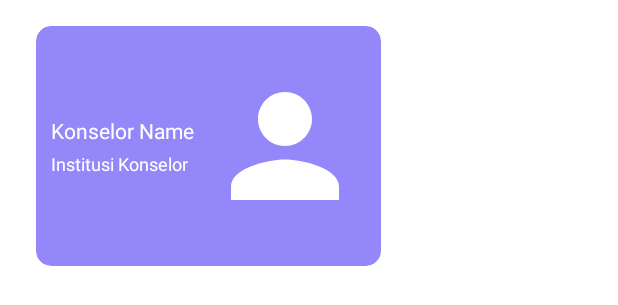
After one commit to AdhimBagas/Konseling--Apps-Report, an Android app: the layout item_list_konselor_home.xml on its own in the app's theme, with its tools: preview values and no code run, on a phone screen of 412 x 824 dp. The commit adds this screen. Shown: the top 305 px of the screen. Run offline under Robolectric (Android 15) with nearby library versions, the phone set to English and light mode, and no system bars; network calls fail; Roboto replaces fonts that are not available here.

Commit message:
added recyclerview on homeFragment, and inflate item_list_konselor to fragment home

```diff
--- a/app/src/main/res/layout/fragment_home.xml
+++ b/app/src/main/res/layout/fragment_home.xml
@@ -1,14 +1,13 @@
 <?xml version="1.0" encoding="utf-8"?>
-<FrameLayout xmlns:android="http://schemas.android.com/apk/res/android"
+
+<androidx.constraintlayout.widget.ConstraintLayout
+    android:layout_width="match_parent"
+    android:layout_height="wrap_content"
+    xmlns:android="http://schemas.android.com/apk/res/android"
     xmlns:app="http://schemas.android.com/apk/res-auto"
     xmlns:tools="http://schemas.android.com/tools"
-    android:layout_width="match_parent"
-    android:layout_height="match_parent"
-    tools:context=".ui.HomeFragment">
-
-    <androidx.constraintlayout.widget.ConstraintLayout
-        android:layout_width="match_parent"
-        android:layout_height="match_parent">
+    tools:context=".ui.HomeFragment"
+    >
 
         <TextView
             android:id="@+id/textView"
@@ -22,6 +21,17 @@
             android:textSize="14sp"
             app:layout_constraintStart_toStartOf="parent"
             app:layout_constraintTop_toTopOf="parent" />
-    </androidx.constraintlayout.widget.ConstraintLayout>
 
-</FrameLayout>
+        <androidx.recyclerview.widget.RecyclerView
+            android:id="@+id/recyclerView2"
+            android:layout_width="match_parent"
+            android:layout_height="wrap_content"
+            android:layout_marginTop="8dp"
+            android:scrollbars="horizontal"
+            app:layout_constraintEnd_toEndOf="parent"
+            app:layout_constraintStart_toStartOf="parent"
+            app:layout_constraintTop_toBottomOf="@+id/textView"
+            tools:listitem="@layout/item_list_konselor_home" />
+
+
+</androidx.constraintlayout.widget.ConstraintLayout>
--- /dev/null
+++ b/app/src/main/res/layout/item_list_konselor_home.xml
@@ -0,0 +1,59 @@
+<?xml version="1.0" encoding="utf-8"?>
+<androidx.constraintlayout.widget.ConstraintLayout xmlns:android="http://schemas.android.com/apk/res/android"
+    xmlns:app="http://schemas.android.com/apk/res-auto"
+    android:layout_width="match_parent"
+    android:layout_height="match_parent">
+
+    <androidx.cardview.widget.CardView
+        android:id="@+id/cv_konselorHome"
+        android:layout_width="230dp"
+        android:layout_height="160dp"
+        android:layout_marginStart="24dp"
+        android:layout_marginTop="17dp"
+        android:layout_marginEnd="8dp"
+        app:cardBackgroundColor="@color/mainColor"
+        app:cardCornerRadius="10dp"
+        app:layout_constraintStart_toStartOf="parent"
+        app:layout_constraintTop_toTopOf="parent">
+
+        <androidx.constraintlayout.widget.ConstraintLayout
+            android:layout_width="match_parent"
+            android:layout_height="match_parent">
+
+            <TextView
+                android:id="@+id/tvKonselor"
+                style="@style/tvKonselor_homeFragment_main"
+                android:layout_marginStart="10dp"
+                android:layout_marginTop="60dp"
+                android:layout_marginBottom="26dp"
+                android:text="@string/tvKonselorString"
+                app:layout_constraintBottom_toTopOf="@+id/tvInstitution"
+                app:layout_constraintStart_toStartOf="parent"
+                app:layout_constraintTop_toTopOf="parent" />
+
+            <TextView
+                android:id="@+id/tvInstitution"
+                style="@style/tvKonselor_homeFragment_sekunder"
+                android:layout_marginStart="10dp"
+                android:layout_marginTop="4dp"
+                android:text="@string/tvInstitutionKonselor"
+                app:layout_constraintStart_toStartOf="parent"
+                app:layout_constraintTop_toBottomOf="@+id/tvKonselor" />
+
+            <ImageView
+                android:id="@+id/img_konselor_home"
+                android:layout_width="108dp"
+                android:layout_height="108dp"
+                android:layout_marginStart="2dp"
+                android:layout_marginEnd="8dp"
+                android:scaleType="fitXY"
+                app:layout_constraintBottom_toBottomOf="parent"
+                app:layout_constraintEnd_toEndOf="parent"
+                app:layout_constraintStart_toEndOf="@+id/tvKonselor"
+                app:layout_constraintTop_toTopOf="parent"
+                app:srcCompat="@drawable/ic_person"
+                android:contentDescription="@string/conselor_image" />
+
+        </androidx.constraintlayout.widget.ConstraintLayout>
+    </androidx.cardview.widget.CardView>
+</androidx.constraintlayout.widget.ConstraintLayout>
```
